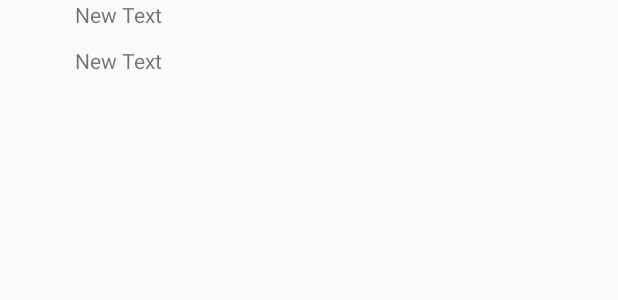
After one commit to ezhao/CodePathTwitterClient, an Android app: the layout item_tweet.xml on its own in the app's theme, with its tools: preview values and no code run, on a phone screen of 412 x 824 dp. The commit adds this screen. Shown: the top 300 px of the screen. Run offline under Robolectric (Android 15) with nearby library versions, the phone set to English and light mode, and no system bars.

Commit message:
Get a simple timeline going
Following CodePath video here https://vimeo.com/70911522

```diff
--- /dev/null
+++ b/app/src/main/res/layout/item_tweet.xml
@@ -0,0 +1,30 @@
+<?xml version="1.0" encoding="utf-8"?>
+<RelativeLayout xmlns:android="http://schemas.android.com/apk/res/android"
+    android:layout_width="match_parent" android:layout_height="match_parent">
+
+    <ImageView
+        android:layout_width="50dp"
+        android:layout_height="50dp"
+        android:id="@+id/ivProfileImage"
+        android:layout_alignParentTop="true"
+        android:layout_alignParentLeft="true"
+        android:layout_alignParentStart="true" />
+
+    <TextView
+        android:layout_width="wrap_content"
+        android:layout_height="wrap_content"
+        android:text="New Text"
+        android:id="@+id/tvUserName"
+        android:layout_alignParentTop="true"
+        android:layout_toRightOf="@id/ivProfileImage"
+        android:layout_toEndOf="@id/ivProfileImage" />
+
+    <TextView
+        android:layout_width="wrap_content"
+        android:layout_height="wrap_content"
+        android:text="New Text"
+        android:id="@+id/tvBody"
+        android:layout_alignBottom="@id/ivProfileImage"
+        android:layout_toRightOf="@id/ivProfileImage"
+        android:layout_toEndOf="@id/ivProfileImage" />
+</RelativeLayout>
--- /dev/null
+++ b/app/src/main/res/values-w820dp/dimens.xml
@@ -0,0 +1,6 @@
+<resources>
+    <!-- Example customization of dimensions originally defined in res/values/dimens.xml
+         (such as screen margins) for screens with more than 820dp of available width. This
+         would include 7" and 10" devices in landscape (~960dp and ~1280dp respectively). -->
+    <dimen name="activity_horizontal_margin">64dp</dimen>
+</resources>
--- a/app/src/main/res/values/strings.xml
+++ b/app/src/main/res/values/strings.xml
@@ -2,6 +2,9 @@
 <resources>
 
     <string name="app_name">Simple Tweets</string>
-    <string name="login_label">Log in</string>
+    <string name="login_label">Connect to Twitter</string>
+    <string name="title_activity_timeline">Home Timeline</string>
+    <string name="hello_world">Hello world!</string>
+    <string name="action_settings">Settings</string>
 
 </resources>
```
Also changed, not shown: app/src/main/AndroidManifest.xml (+10 -4 lines), app/src/main/java/com/codepath/apps/codepathtwitterclient/LoginActivity.java (+5 -2 lines), app/src/main/java/com/codepath/apps/codepathtwitterclient/TimelineActivity.java (added, +77 -0 lines), app/src/main/java/com/codepath/apps/codepathtwitterclient/TweetsArrayAdapter.java (added, +39 -0 lines), app/src/main/java/com/codepath/apps/codepathtwitterclient/TwitterClient.java (+14 -5 lines), app/src/main/java/com/codepath/apps/codepathtwitterclient/models/Tweet.java (added, +63 -0 lines), app/src/main/java/com/codepath/apps/codepathtwitterclient/models/User.java (added, +41 -0 lines), app/src/main/res/layout/activity_timeline.xml (added, +16 -0 lines), app/src/main/res/menu/menu_timeline.xml (added, +7 -0 lines).
